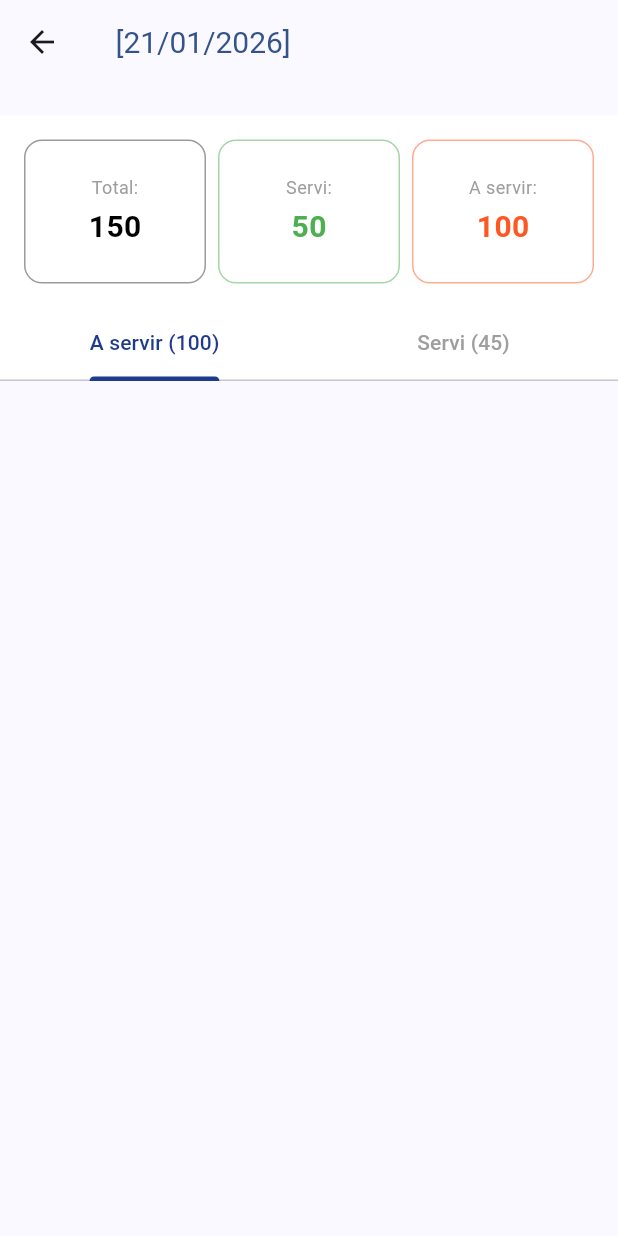
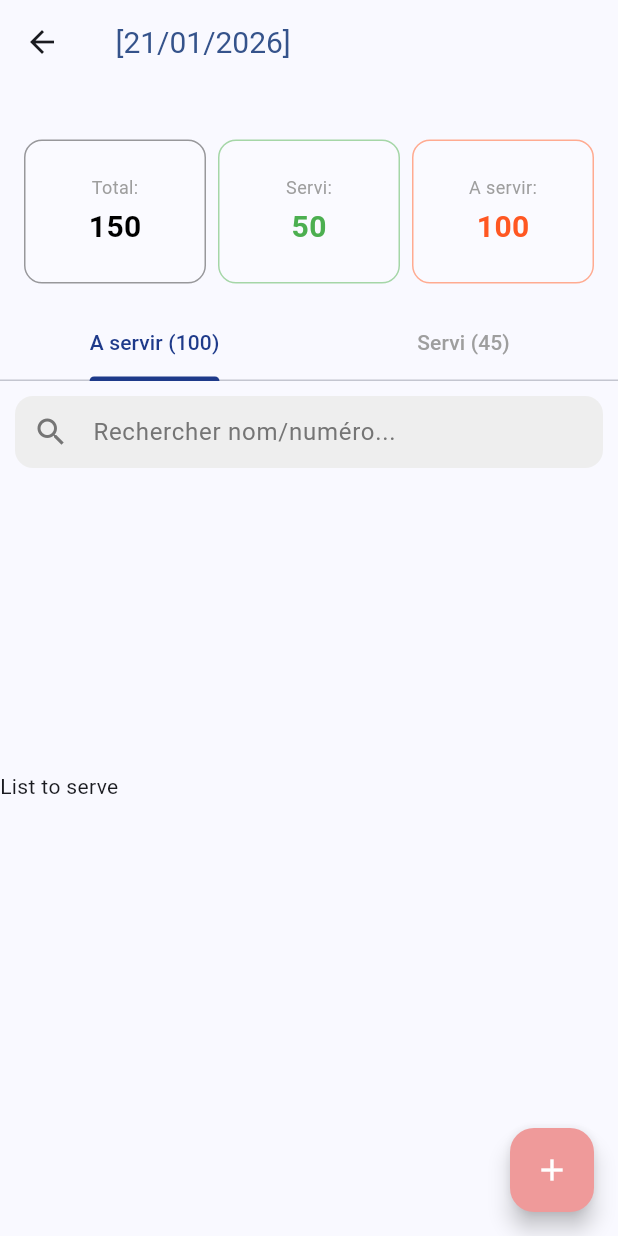
Before and after one commit to rivoherizo2003/kaly_point, a Flutter app: the PerformCheckPointPage screen opened directly with empty values, on a phone screen of 412 x 824 dp. Run offline on Flutter 3.47's test engine with Material 3 defaults, Android fonts, the phone set to English and light mode, and no system bars; our stand-ins replace sqflite, sqflite_common_ffi; accounts and stored records are empty.

Commit message:
add page to create person and add it to session, check point

```diff
--- a/lib/main.dart
+++ b/lib/main.dart
@@ -2,6 +2,7 @@ import 'dart:io';
 
 import 'package:flutter/material.dart';
 import 'package:kaly_point/constants/colors.dart';
+import 'package:kaly_point/services/database_service.dart';
 import 'package:kaly_point/viewmodels/checkpoint_viewmodel.dart';
 import 'package:kaly_point/viewmodels/perform_check_point_viewmodel.dart';
 import 'package:kaly_point/views/sessions/session_page.dart';
@@ -19,6 +20,7 @@ void main() {
     databaseFactory = databaseFactoryFfi;
   }
   runApp(const MyApp());
+  // DatabaseService().seedDatabase();
 }
 
 class MyApp extends StatelessWidget {
--- a/lib/views/checkpoint/perform_check_point_page.dart
+++ b/lib/views/checkpoint/perform_check_point_page.dart
@@ -3,8 +3,10 @@ import 'package:kaly_point/constants/colors.dart';
 import 'package:kaly_point/models/check_point.dart';
 import 'package:kaly_point/utils/date_helper.dart';
 import 'package:kaly_point/viewmodels/perform_check_point_viewmodel.dart';
-import 'package:kaly_point/widgets/card_widget.dart';
+import 'package:kaly_point/views/checkpoint/create_new_person_page.dart';
 import 'package:kaly_point/widgets/checkpoint/state_section.dart';
+import 'package:kaly_point/widgets/checkpoint/tab_list_served_persons.dart';
+import 'package:kaly_point/widgets/checkpoint/tab_list_to_serve_persons.dart';
 import 'package:kaly_point/widgets/my_app_bar.dart';
 import 'package:provider/provider.dart';
 
@@ -27,7 +29,9 @@ class _PerformCheckPointPageState extends State<PerformCheckPointPage> {
   @override
   Widget build(BuildContext context) {
     final appBarOpacity = (_scrollOffset / 100).clamp(0.0, 1.0);
-    return Scaffold(
+    return DefaultTabController(
+      length: 2,
+      child: Scaffold(
         appBar: MyAppBar(
           title:
               "${widget.checkPoint.title} [${DateHelper.formatDate(widget.checkPoint.createdAt)}]",
@@ -39,21 +43,80 @@ class _PerformCheckPointPageState extends State<PerformCheckPointPage> {
               children: [
                 Text(widget.sessionTitle),
                 const StateSection(),
-              Expanded(child: DefaultTabController(length: 2, child: Column(
+                Expanded(
+                  child: Column(
                     children: [
+                      TabBar(
+                        labelColor: AppColors.primaryBlue,
+                        unselectedLabelColor: Colors.grey,
+                        indicatorColor: AppColors.primaryBlue,
+                        indicatorWeight: 3,
+                        tabs: [
+                          Tab(text: "A servir (100)"),
+                          Tab(text: "Servi (45)"),
+                        ],
+                      ),
+                      SizedBox(height: 8),
                       Container(
-                    color: Colors.white,
-                    child: TabBar(labelColor: AppColors.primaryBlue,unselectedLabelColor: Colors.grey, indicatorColor: AppColors.primaryBlue, indicatorWeight: 3, tabs: [
-                      Tab(text: "A servir (100)"),
-                      Tab(text: "Servi (45)",)
-                    ],),
-                  )
+                        padding: EdgeInsets.symmetric(
+                          vertical: 2.0,
+                          horizontal: 10.0,
+                        ),
+                        child: TextField(
+                          decoration: InputDecoration(
+                            prefixIcon: Icon(
+                              Icons.search,
+                              color: Colors.grey.shade600,
+                            ),
+                            hintText: "Rechercher nom/numéro...",
+                            hintStyle: TextStyle(color: Colors.grey.shade600),
+                            filled: true,
+                            fillColor: Colors.grey.shade200,
+                            border: OutlineInputBorder(
+                              borderRadius: BorderRadius.circular(12),
+                              borderSide: BorderSide.none,
+                            ),
+                            contentPadding: const EdgeInsets.symmetric(
+                              vertical: 0,
+                              horizontal: 16,
+                            ),
+                          ),
+                        ),
+                      ),
                     ],
-              ))),
+                  ),
+                ),
+                Expanded(
+                  child: TabBarView(
+                    children: <Widget>[
+                      const TabListToServePersons(),
+                      const TabListServedPersons(),
+                    ],
+                  ),
+                ),
               ],
             );
           },
         ),
+        floatingActionButton: FloatingActionButton(
+          onPressed: _addNewPerson,
+          tooltip: 'Ajouter une personne',
+          foregroundColor: Colors.white,
+          backgroundColor: Colors.primaries.first.shade200,
+          child: const Icon(Icons.add),
+        ),
+      ),
     );
   }
+
+  void _addNewPerson() {
+    // TODO : add new row in table person
+    showModalBottomSheet(
+      isScrollControlled: true,
+      context: context,
+      builder: (context) => CreateNewPersonPage(),
+    );
+    // TODO : add this person to the session
+    // TODO : add this person to check point
   }
+}
--- a/lib/views/sessions/session_page.dart
+++ b/lib/views/sessions/session_page.dart
@@ -1,5 +1,6 @@
 import 'package:flutter/material.dart';
 import 'package:kaly_point/models/session.dart';
+import 'package:kaly_point/services/database_service.dart';
 import 'package:kaly_point/utils/date_helper.dart';
 import 'package:kaly_point/viewmodels/session_viewmodel.dart';
 import 'package:kaly_point/views/checkpoints/check_points_page.dart';
@@ -197,9 +198,6 @@ class _SessionPageState extends State<SessionPage> {
         backgroundColor: Colors.amber.withAlpha(450),
         child: const Icon(Icons.add),
       ),
-      // persistentFooterButtons: <Widget>[
-      //   FloatingActionButton(child: const Icon(Icons.house),onPressed: () => DatabaseService().seedDatabase(),)
-      // ]
     );
   }
 }
--- a/lib/widgets/checkpoint/state_section.dart
+++ b/lib/widgets/checkpoint/state_section.dart
@@ -7,7 +7,6 @@ class StateSection extends StatelessWidget {
   Widget build(BuildContext context) {
     return Container(
       padding: const EdgeInsets.symmetric(vertical: 16, horizontal: 16),
-      color: Colors.white,
       child: Row(
         mainAxisAlignment: MainAxisAlignment.spaceBetween,
         children: [
@@ -48,6 +47,7 @@ class StateSection extends StatelessWidget {
         decoration: BoxDecoration(
           border: Border.all(color: borderCardColor),
           borderRadius: BorderRadius.circular(12),
+          color: Colors.white10
         ),
         child: Column(
           children: [
--- /dev/null
+++ b/lib/widgets/checkpoint/tab_list_to_serve_persons.dart
@@ -0,0 +1,9 @@
+import 'package:flutter/material.dart';
+
+class TabListToServePersons extends StatelessWidget {
+const TabListToServePersons({ super.key });
+  @override
+  Widget build(BuildContext context){
+    return Text("List to serve");
+  }
+}
```
Also changed, not shown: lib/models/new_person.dart (added, +7 -0 lines), lib/services/database_service.dart (+31 -0 lines), lib/viewmodels/person_viewmodel.dart (added, +7 -0 lines), lib/views/checkpoint/create_new_person_page.dart (added, +131 -0 lines), lib/widgets/checkpoint/tab_list_served_persons.dart (added, +12 -0 lines). Lines whose indentation alone changed are shown as unchanged.
